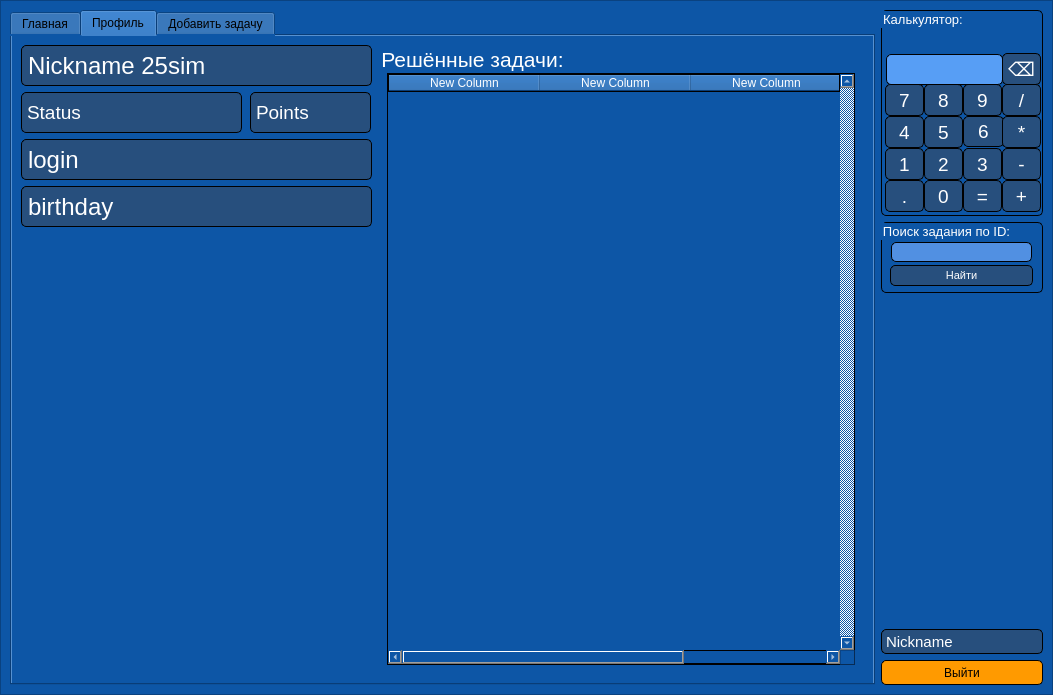
TereDom/MathBattle, file data/ui/client.ui: the form before one commit.
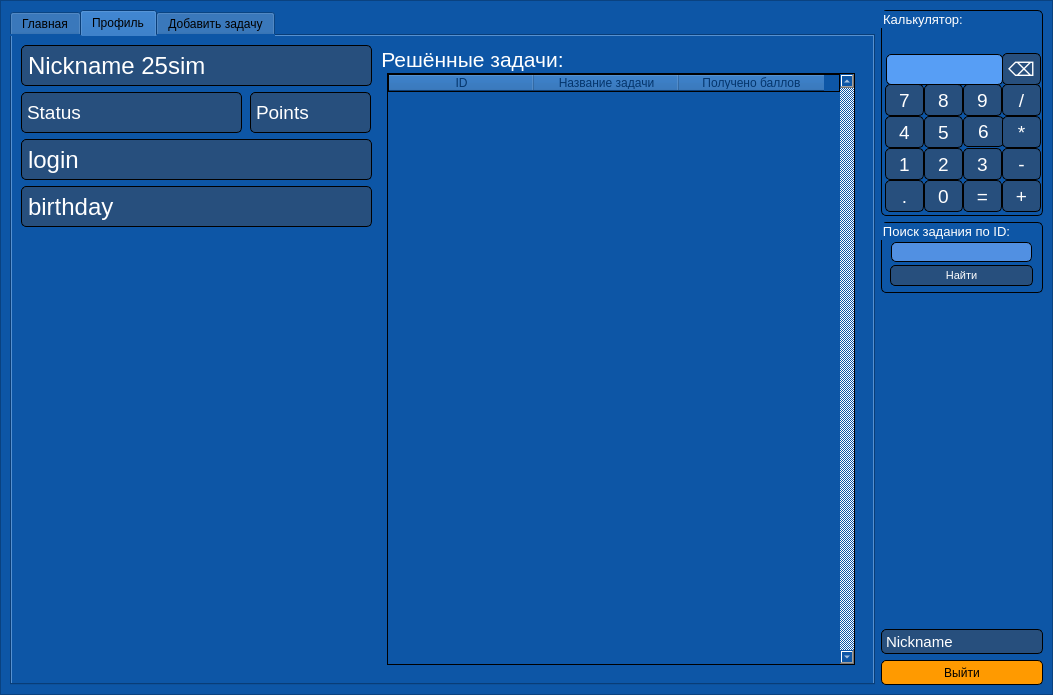
The form after the commit. The open tabs and pages were chosen to show the change.

What changed in the file:
```diff
--- a/data/ui/client.ui
+++ b/data/ui/client.ui
@@ -2051,7 +2051,7 @@
                   <number>0</number>
                  </attribute>
                  <attribute name="horizontalHeaderDefaultSectionSize">
-                  <number>151</number>
+                  <number>145</number>
                  </attribute>
                  <attribute name="verticalHeaderMinimumSectionSize">
                   <number>0</number>
@@ -2061,32 +2061,59 @@
                  </attribute>
                  <column>
                   <property name="text">
-                   <string>New Column</string>
+                   <string>ID</string>
                   </property>
                   <property name="background">
                    <color>
-                    <red>13</red>
-                    <green>86</green>
-                    <blue>166</blue>
+                    <red>255</red>
+                    <green>255</green>
+                    <blue>255</blue>
                    </color>
                   </property>
+                  <property name="foreground">
+                   <brush brushstyle="SolidPattern">
+                    <color alpha="255">
+                     <red>4</red>
+                     <green>53</green>
+                     <blue>108</blue>
+                    </color>
+                   </brush>
+                  </property>
                  </column>
                  <column>
                   <property name="text">
-                   <string>New Column</string>
+                   <string>Название задачи</string>
                   </property>
+                  <property name="foreground">
+                   <brush brushstyle="SolidPattern">
+                    <color alpha="255">
+                     <red>4</red>
+                     <green>53</green>
+                     <blue>108</blue>
+                    </color>
+                   </brush>
+                  </property>
                  </column>
                  <column>
                   <property name="text">
-                   <string>New Column</string>
+                   <string>Получено баллов</string>
                   </property>
                   <property name="background">
                    <color>
                     <red>255</red>
-                    <green>13</green>
-                    <blue>0</blue>
+                    <green>255</green>
+                    <blue>255</blue>
                    </color>
                   </property>
+                  <property name="foreground">
+                   <brush brushstyle="SolidPattern">
+                    <color alpha="255">
+                     <red>4</red>
+                     <green>53</green>
+                     <blue>108</blue>
+                    </color>
+                   </brush>
+                  </property>
                  </column>
                 </widget>
                </item>
```
Left out of the diff: 17 changed lines with no effect on the pictures.
